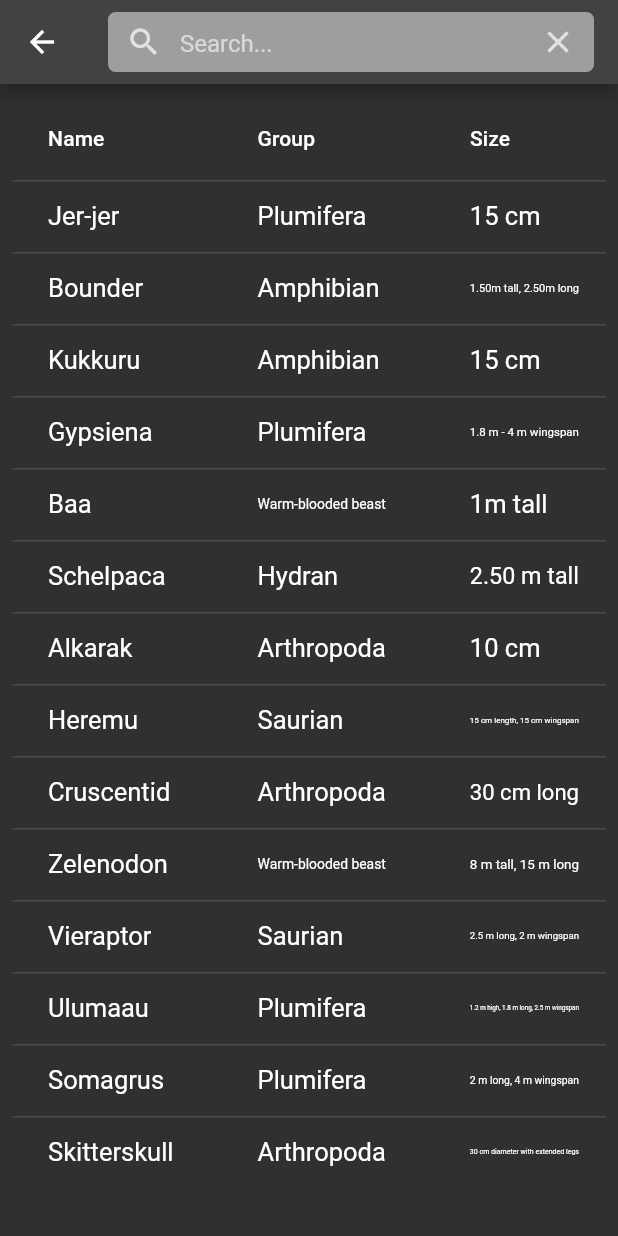
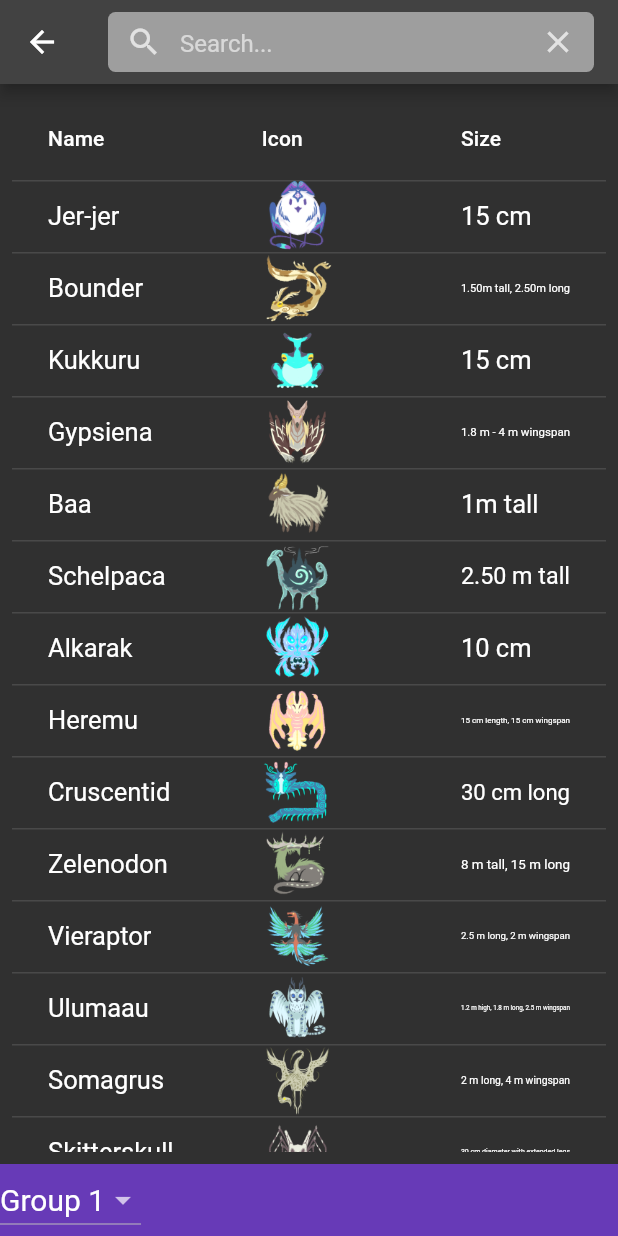
Before and after one commit to RyokCR/Bestiarium, a Flutter app: the screen it shows after launch, scrolled down 576 dp, after a tap on the "search" icon, on a phone screen of 412 x 824 dp. Run offline on Flutter 3.47's test engine with Material 2 defaults, Android fonts, the light colour scheme and no system bars; our stand-ins replace dio, flutter_colorpicker, google_fonts, hive, hive_flutter; accounts and stored records are empty.

Commit message:
added creatures

```diff
--- a/lib/domain/services/db/admin/initial_large_creatures.dart
+++ b/lib/domain/services/db/admin/initial_large_creatures.dart
@@ -390,6 +390,50 @@ addLargeCreatures(){
 
 
   addSmallCreature(
+      'El\'aeru',
+      'Lesser aeru',
+      '1.5 - 3 m tall',
+      'Aeras-Based',
+      'Spirits formed mostly from the essence of a warm-blooded creature. El\'aeru usually begin their existence when'
+          ' powerful negative feelings, such as regret or rage persist in the world after the death of a beast or humanoid.'
+          ' They can be commonly found wandering around their place of death, not aggressive unless provoked.'
+
+      '\n\nEl\'aeru may agree to pact with summoners, or assist them if offered energy. They do not posess any specific'
+          ' elemental affinities.'
+      ,
+      'assets/images/icons/large_creatures/el\'aeru.png',
+      3,
+      'https://github.com/RyokCR/Bestiarium/raw/main/content/drawings/El\'aeru.jpg',
+      'normal',
+      'fire',
+      'Uncommon',
+      'large'
+
+  );
+
+  addSmallCreature(
+      'Ner\'aeru',
+      'Lesser aeru',
+      '2-15 m long',
+      'Aeras-Based',
+      'Spirits formed mostly from the essence of a Thalassus. They usually possess affinity with  water or wind energy,'
+          ' and roam the skies near large lakes.'
+
+      '\n\nOlder, more powerful Ner\'aeru are usually very proud and not quick to trust summoners. They will only'
+          ' comply to the will of a powerful presence'
+      ,
+      'assets/images/icons/large_creatures/ner\'aeru.png',
+      4,
+      'https://github.com/RyokCR/Bestiarium/raw/main/content/drawings/Ner\'aeru.jpg',
+      'normal',
+      'fire',
+      'Uncommon',
+      'large'
+
+  );
+
+
+  addSmallCreature(
       'Danau',
       'Primal aeru',
       '???',
--- a/lib/domain/services/db/admin/initial_small_creatures.dart
+++ b/lib/domain/services/db/admin/initial_small_creatures.dart
@@ -374,19 +374,29 @@ addSmallCreatures(){
       'small'
   );
 
+  addSmallCreature(
 
-  /*
-     name,
-     group,
-      size,
-      diet,
-      description,
-       icon,
-     danger,
-       url,
-         type,
-        weakness,
-       rarity,
-       category,
-  */
+      'Felcedallon',
+      'Arthropoda',
+      '30 cm long, 50 cm wingspan',
+      'Herbivorous',
+      'Nocturnal creatures known mostly for their larval stage, in which they cover entire trees and make them seem as though'
+          ' decorated with hundreds of tiny lights.'
+
+      '\n\nFelcedallon catterpillars cover themselves in a protective layer of leaves, and spend the rest of their time eating,'
+          ' growing very quickly. Once they have reached considerable size, they will enclose themselves inside a cocoon of'
+          ' leaf litter and twigs, and remain dormant while metamorphosis takes place. The leaves they once used as protection'
+          ' fully graft onto their bodies, and provide the emerging adult Felcedallon with sustenance via photosynthesis.'
+
+  '\n\nTheir fragile leaf "wings" are not fully capable of flight, but can help the creature glide from one tree to another.'
+          ' Felcedallon use their luminous organs to communicate with each other, glowing in synchronized patterns.'
+      ,
+      'assets/images/icons/small_creatures/felcedallon.png',
+      0,
+      'https://github.com/RyokCR/Bestiarium/raw/main/content/drawings/Felcedallon.jpg',
+      'normal',
+      'fire',
+      'Common',
+      'small'
+  );
 }
--- a/lib/main.dart
+++ b/lib/main.dart
@@ -11,6 +11,8 @@ import 'domain/services/db/admin/initial_data.dart';
 import 'navigation.dart';
 import 'package:hive/hive.dart';
 import 'package:hive_flutter/hive_flutter.dart';
+
+import 'package:bestiarium/domain/services/db/admin/db_manager.dart';
 
 import 'utils/network.dart';
 import 'package:dio/dio.dart';
@@ -27,7 +29,12 @@ void main() async {
   Hive.registerAdapter(MapOffsetAdapter());
   await Hive.openBox<SmallCreature>('small_creatures');
   await Hive.openBox<Plant>('plants');
-  init_db();
+
+  var small = Boxes.getSmallCreatures();
+  List creatures_small = small.values.where((element) => element.category == 'small').toList().cast<SmallCreature>();
+  if(creatures_small.isEmpty) {
+    init_db();
+  }
 
 
 
--- a/lib/ui/pages/creature_page.dart
+++ b/lib/ui/pages/creature_page.dart
@@ -87,14 +87,7 @@ class _Creature_PageState extends State<Creature_Page>  {
               children: [
                 creature.runtimeType == SmallCreature ? CreatureBasicDescription(creature): PlantBasicDescription(creature),
                 LargeText(creature.description),
-                /*Tab(icon: Image.asset(
-                    'assets/images/map_icon.png',
-                  scale: 2,
-                  color: Colors.grey,
-                )
-                ),*/
                 MapShow(creature),
-                //Tab(icon: Icon(Icons.directions_car, size: 200,)),
                 Padding(
               padding: EdgeInsets.symmetric(
                 horizontal: 0
--- a/lib/ui/pages/map_drawer.dart
+++ b/lib/ui/pages/map_drawer.dart
@@ -150,7 +150,7 @@ class _MapDrawerState extends State<MapDrawer> {
                     ),*/
                     decoration: BoxDecoration(
                         image: DecorationImage(
-                            image: AssetImage('assets/images/Map.png'),
+                            image: AssetImage('assets/images/Map_v.2.png'),
                             fit: BoxFit.fill
 
                         )
--- a/lib/ui/pages/search_page.dart
+++ b/lib/ui/pages/search_page.dart
@@ -38,6 +38,7 @@ class _SearchPageState extends State<SearchPage> {
     super.initState();
   }
 
+  String dropdownValue = 'Group 1';
 
   @override
   Widget build(BuildContext context) {
@@ -91,17 +92,41 @@ class _SearchPageState extends State<SearchPage> {
           ),
         ),
       ),
-      body: /*ListView.builder(
+      body:
+      SearchTable(),
+      bottomNavigationBar: Container(
+        decoration: BoxDecoration(
+            /*image: DecorationImage(
+                image: AssetImage('assets/images/page_background.jpg'),
+                fit: BoxFit.cover
 
-          itemCount: results.length ,
-          scrollDirection: Axis.vertical,
-          shrinkWrap: true,
-          itemBuilder:
-              (BuildContext context, int index) {
-            return Padding(padding: const EdgeInsets.symmetric(
-                vertical: 8), child:ItemBox(results[index], context));
-          }),*/
-      SearchTable()
+            )*/
+          //borderRadius: BorderRadius.circular(16),
+          color: Colors.deepPurple
+        ),
+        child: Row(
+          children: [
+            DropdownButton<String>(
+              value: dropdownValue,
+              items: <String>['Group 1', 'Group 2'].map<DropdownMenuItem<String>>((String value) {
+                return DropdownMenuItem<String>(
+                    value: value,
+                    child: Text(
+                      value,
+                      style: TextStyle(fontSize: 20),
+                    )
+                );
+              }).toList(),
+              onChanged: (String? newValue){
+                setState(() {
+                  dropdownValue = newValue!;
+                });
+              },
+            ),
+          ],
+
+        ),
+      ),
     );
   }
 
--- a/lib/ui/widgets/creatureTable.dart
+++ b/lib/ui/widgets/creatureTable.dart
@@ -54,7 +54,8 @@ class _SearchTableState extends State<SearchTable> {
 
       body: Padding(
         padding: const EdgeInsets.all(8.0),
-        child: buildDataTable(),
+        child: SingleChildScrollView(
+            child: buildDataTable()),
       ),
 
     );
@@ -62,7 +63,7 @@ class _SearchTableState extends State<SearchTable> {
 
 
   Widget buildDataTable(){
-    final columns = ['Name', 'Group', 'Size'];
+    final columns = ['Name', 'Icon', 'Size'];
 
     return DataTable(
       sortAscending: isAscending,
@@ -83,7 +84,21 @@ class _SearchTableState extends State<SearchTable> {
   List<DataRow> getRows(List<SmallCreature> creatures) => creatures.map((SmallCreature creature) {
     final cells = [creature.name, creature.group, creature.size];
 
-    return DataRow(cells: getCells(cells));
+    final endCells = [
+    DataCell(FittedBox(
+      child: Text(creature.name,
+        style: TextStyle(fontSize: 17),),
+      fit: BoxFit.contain,)),
+      DataCell(FittedBox(
+        child: Image.asset(creature.icon))),
+      DataCell(FittedBox(
+        child: Text(creature.size,
+          style: TextStyle(fontSize: 17),),
+        fit: BoxFit.contain,)),
+
+    ];
+
+    return DataRow(cells: endCells/*getCells(cells)*/);
   }).toList();
 
   List<DataCell> getCells(List<dynamic> cells) => cells
--- a/lib/ui/widgets/mapShow.dart
+++ b/lib/ui/widgets/mapShow.dart
@@ -29,7 +29,7 @@ Widget MapShow(creature_plant){
        Container(
     decoration: BoxDecoration(
         image: DecorationImage(
-            image: AssetImage('assets/images/Map.png'),
+            image: AssetImage('assets/images/Map_v.2.png'),
             fit: BoxFit.fill
 
         )
```
Also changed, not shown: pubspec.yaml (+9 -0 lines), assets/images/Map_v.2.png (added), assets/images/icons/large_creatures/el'aeru.png (added), assets/images/icons/large_creatures/ner'aeru.png (added), assets/images/icons/plants/fungi_icon.png (renamed from assets/images/mushroom_icon.png), assets/images/icons/small_creatures/felcedallon.png (renamed from assets/images/icons/felcedallon.png), content/drawings/El'aeru.jpg (added), content/drawings/Felcedallon.jpg (added), content/drawings/Ner'aeru.jpg (added), pubspec.lock, 27 other files.
